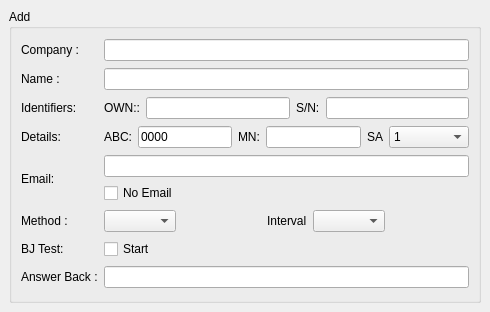
Old version of the form xml/sample/draw/Add.ui in the repository arskom/JsQt.
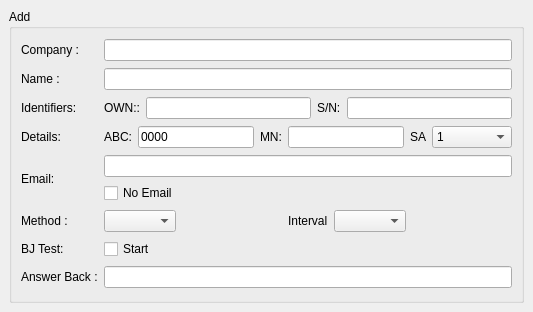
New version of the form.

Commit message: got rid of the default centering parent widgets. resizing seems to work better now

```diff
--- a/xml/sample/draw/Add.ui
+++ b/xml/sample/draw/Add.ui
@@ -5,7 +5,7 @@
    <rect>
     <x>0</x>
     <y>0</y>
-    <width>490</width>
+    <width>533</width>
     <height>312</height>
    </rect>
   </property>
```
Left out of the diff: 1 changed line with no effect on the pictures. The commit also changes 5 other files.
